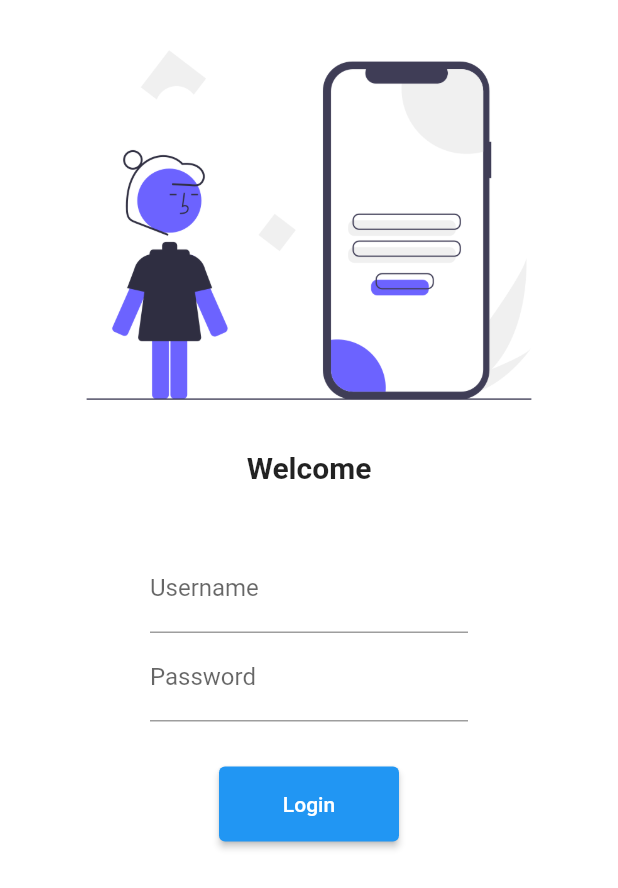
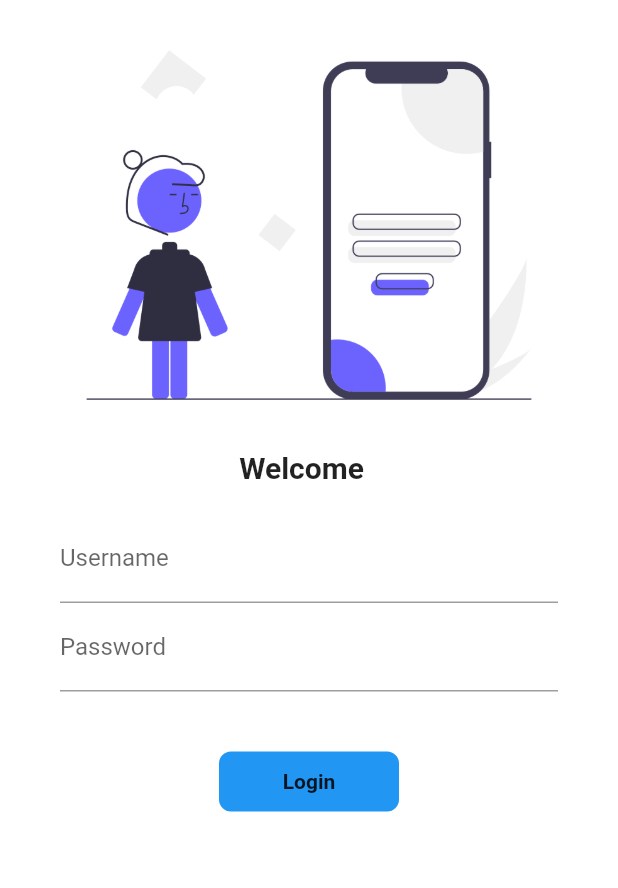
Before and after one commit to poojasalla14/flutter_catalog, a Flutter app: the screen it shows after launch, on a phone screen of 412 x 824 dp. Shown: the top 888 px of the screen. Run offline on Flutter 3.47's test engine with Material 2 defaults, Android fonts, the phone set to English and light mode, and no system bars.

Commit message:
Day6 Completed

```diff
--- a/lib/main.dart
+++ b/lib/main.dart
@@ -12,8 +12,9 @@ class MyApp extends StatelessWidget {
 
   @override
   Widget build(BuildContext context) {
+    // ignore: avoid_unnecessary_containers, prefer_const_constructors
     return MaterialApp(
-        //home: const Homepage(),
+      //home: const HomePage(),
       themeMode: ThemeMode.light,
       theme: ThemeData(
         brightness: Brightness.light,
@@ -21,10 +22,12 @@ class MyApp extends StatelessWidget {
       darkTheme: ThemeData(
         brightness: Brightness.dark,
       ),
+
       routes: {
-          "/" :(context) => const LoginPage(),
-          MyRoute.loginpage: (context) => const LoginPage(),
-          MyRoute.homepage: (context) => const Homepage(),
-        });
+        "/": (context) => const LoginPage(),
+        MyRoute.loginpage :(context) => const LoginPage(),
+        MyRoute.homepage :(context) => const HomePage(),
+      },
+    );
   }
 }
--- a/lib/pages/login_page.dart
+++ b/lib/pages/login_page.dart
@@ -1,65 +1,104 @@
 // ignore_for_file: prefer_const_constructors
 
+import 'package:flutter/material.dart';
+import 'package:flutter_catalog/util/routes.dart';
 
-import 'package:flutter/material.dart';
-
-import '../util/routes.dart';
-
-class LoginPage extends StatelessWidget {
+class LoginPage extends StatefulWidget {
   const LoginPage({Key? key}) : super(key: key);
 
+  @override
+  State<LoginPage> createState() => _LoginPageState();
+}
+
+class _LoginPageState extends State<LoginPage> {
+  String name = "";
+  bool changeButton = false;
   @override
   Widget build(BuildContext context) {
     return Material(
       color: Colors.white,
       child: SingleChildScrollView(
         child: Column(
-              // ignore: prefer_const_literals_to_create_immutables
           children: [
-                Image.asset("assets/images/login_image.png",
-                    fit: BoxFit.contain, height: 300),
+            Image.asset(
+              "assets/images/login_image.png",
+              fit: BoxFit.contain,
+              height: 300,
+            ),
             Text(
-                  "Welcome",
+              "Welcome $name ",
               style: TextStyle(
                 fontWeight: FontWeight.bold,
                 fontSize: 20,
               ),
             ),
-                SizedBox(
-                  height: 20,
-                ),
             Padding(
-                  padding:
-                      const EdgeInsets.symmetric(horizontal: 100, vertical: 20),
+              padding: const EdgeInsets.symmetric(vertical: 20, horizontal: 40),
               child: Column(
                 children: [
                   TextFormField(
-                        decoration: InputDecoration(
+                    decoration: const InputDecoration(
                       hintText: "Enter Username",
                       labelText: "Username",
                     ),
+                    onChanged: (value) {
+                      name = value;
+                      setState(() {});
+                    },
                   ),
                   TextFormField(
-                        decoration: InputDecoration(
+                    decoration: const InputDecoration(
                       hintText: "Enter Password",
                       labelText: "Password",
                     ),
                   ),
                   SizedBox(
-                        height: 30,
+                    height: 40,
                   ),
-                      ElevatedButton(
+                  InkWell(
+                    onTap: () async {
+                      setState(() {
+                        changeButton = true;
+                      });
+                      await Future.delayed(Duration(seconds: 2));
+                      Navigator.pushNamed(context, MyRoute.homepage);
+                    },
+                    child: AnimatedContainer(
+                      duration: Duration(seconds: 1),
+                      height: 40,
+                      width: changeButton ? 60 : 120,
+                      alignment: Alignment.center,
+                      child: changeButton
+                          ? Icon(Icons.done)
+                          : Text(
+                              "Login",
+                              style: TextStyle(
+                                fontWeight: FontWeight.bold,
+                              ),
+                            ),
+                      decoration: BoxDecoration(
+                        color: Colors.blue,
+                        borderRadius:
+                            BorderRadius.circular(changeButton ? 40 : 8),
+                      ),
+                    ),
+                  ),
+                  /* ElevatedButton(
+                    child: const Text("Login"),
+                    style: TextButton.styleFrom(
+                      minimumSize: const Size(120, 40),
+                    ),
                     onPressed: () {
                       // ignore: avoid_print
                       Navigator.pushNamed(context, MyRoute.homepage);
                     },
-                        child: Text("Login"),
-                        style: TextButton.styleFrom(minimumSize: Size(120, 50)),
+                  ), */
+                ],
+              ),
             ),
           ],
         ),
       ),
-              ]),
-        ));
+    );
   }
 }
--- a/lib/util/routes.dart
+++ b/lib/util/routes.dart
@@ -1,4 +1,4 @@
 class MyRoute {
-  static String loginpage = "/login";
-  static String homepage = "/home";
+  static String homepage = '/home';
+  static String loginpage = '/login';
 }
```
Also changed, not shown: lib/pages/homepage.dart (+9 -9 lines). Lines whose indentation alone changed are shown as unchanged.
